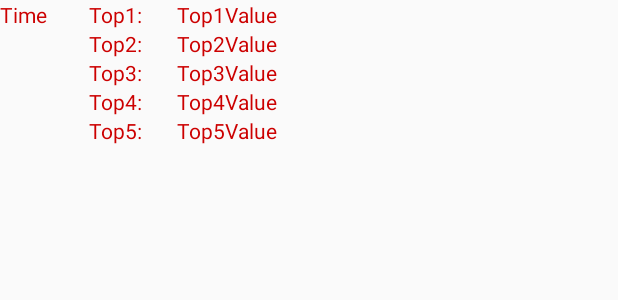
After one commit to runylin/performanceMonitor, an Android app: the layout linearlayout_topn.xml on its own in the app's theme, with its tools: preview values and no code run, on a phone screen of 412 x 824 dp. The commit adds this screen. Shown: the top 300 px of the screen. Run offline under Robolectric (Android 15) with nearby library versions, the phone set to English and light mode, and no system bars.

Commit message:
[feature][memtopn][0] to show TopNMem , need sign to use dumpsys meminfo
[what] add view to  show TopN Mem use
[why] easy to show what app use mem more
[how] by dumpsys meminfo , but this function need sign

```diff
--- a/app/src/main/AndroidManifest.xml
+++ b/app/src/main/AndroidManifest.xml
@@ -1,8 +1,10 @@
 <manifest xmlns:android="http://schemas.android.com/apk/res/android"
-    package="com.linxtu.tvmonitor">
+    package="com.linxtu.tvmonitor"
+    android:sharedUserId="android.uid.system">
     <!-- 显示顶层浮窗 -->
     <uses-permission android:name="android.permission.SYSTEM_ALERT_WINDOW" />
     <uses-permission android:name="android.permission.SYSTEM_OVERLAY_WINDOW" />
+    <uses-permission android:name="android.permission.DUMP" />
 
     <application
         android:allowBackup="true"
--- /dev/null
+++ b/app/src/main/res/layout/linearlayout_topn.xml
@@ -0,0 +1,99 @@
+<?xml version="1.0" encoding="utf-8"?>
+<LinearLayout xmlns:android="http://schemas.android.com/apk/res/android"
+    android:orientation="horizontal" android:layout_width="match_parent"
+    android:layout_height="match_parent">
+
+    <TextView android:id="@+id/Time2"
+        android:layout_width="match_parent"
+        android:layout_height="wrap_content"
+        android:textColor="@android:color/holo_red_dark"
+        android:layout_weight="3"
+        android:text="Time"/>
+
+    <LinearLayout
+        android:id="@+id/topNTitle"
+        android:layout_width="match_parent"
+        android:layout_height="wrap_content"
+        android:orientation="vertical"
+        android:layout_weight="3">
+        <TextView
+            android:layout_width="match_parent"
+            android:layout_height="wrap_content"
+            android:textColor="@android:color/holo_red_dark"
+            android:layout_weight="1"
+            android:text="Top1:"/>
+
+        <TextView
+            android:layout_width="match_parent"
+            android:layout_height="wrap_content"
+            android:textColor="@android:color/holo_red_dark"
+            android:layout_weight="1"
+            android:text="Top2:"/>
+
+        <TextView
+            android:layout_width="match_parent"
+            android:layout_height="wrap_content"
+            android:textColor="@android:color/holo_red_dark"
+            android:layout_weight="1"
+            android:text="Top3:" />
+
+        <TextView
+            android:layout_width="match_parent"
+            android:layout_height="wrap_content"
+            android:textColor="@android:color/holo_red_dark"
+            android:layout_weight="1"
+            android:text="Top4:"/>
+
+        <TextView
+            android:layout_width="match_parent"
+            android:layout_height="wrap_content"
+            android:textColor="@android:color/holo_red_dark"
+            android:layout_weight="1"
+            android:text="Top5:"/>
+    </LinearLayout>
+
+    <LinearLayout
+        android:id="@+id/topNValue"
+        android:layout_width="match_parent"
+        android:layout_height="wrap_content"
+        android:orientation="vertical"
+        android:layout_weight="1">
+
+        <TextView android:id="@+id/Top1"
+        android:layout_width="match_parent"
+        android:layout_height="wrap_content"
+        android:textColor="@android:color/holo_red_dark"
+        android:layout_weight="1"
+        android:text="Top1Value"/>
+
+        <TextView android:id="@+id/Top2"
+            android:layout_width="match_parent"
+            android:layout_height="wrap_content"
+            android:textColor="@android:color/holo_red_dark"
+            android:layout_weight="1"
+            android:text="Top2Value"/>
+
+        <TextView android:id="@+id/Top3"
+            android:layout_width="match_parent"
+            android:layout_height="wrap_content"
+            android:textColor="@android:color/holo_red_dark"
+            android:layout_weight="1"
+            android:text="Top3Value" />
+
+        <TextView android:id="@+id/Top4"
+            android:layout_width="match_parent"
+            android:layout_height="wrap_content"
+            android:textColor="@android:color/holo_red_dark"
+            android:layout_weight="1"
+            android:text="Top4Value"/>
+
+        <TextView android:id="@+id/Top5"
+            android:layout_width="match_parent"
+            android:layout_height="wrap_content"
+            android:textColor="@android:color/holo_red_dark"
+            android:layout_weight="1"
+            android:text="Top5Value"/>
+    </LinearLayout>
+
+
+</LinearLayout>
```
Also changed, not shown: app/src/main/java/com/linxtu/tvmonitor/widget/InfoLinearLayout.java (+62 -5 lines), app/src/main/java/com/linxtu/tvmonitor/widget/TopNMem.java (added, +100 -0 lines), app/src/main/res/layout/linearlayout_info.xml (+9 -1 lines).
